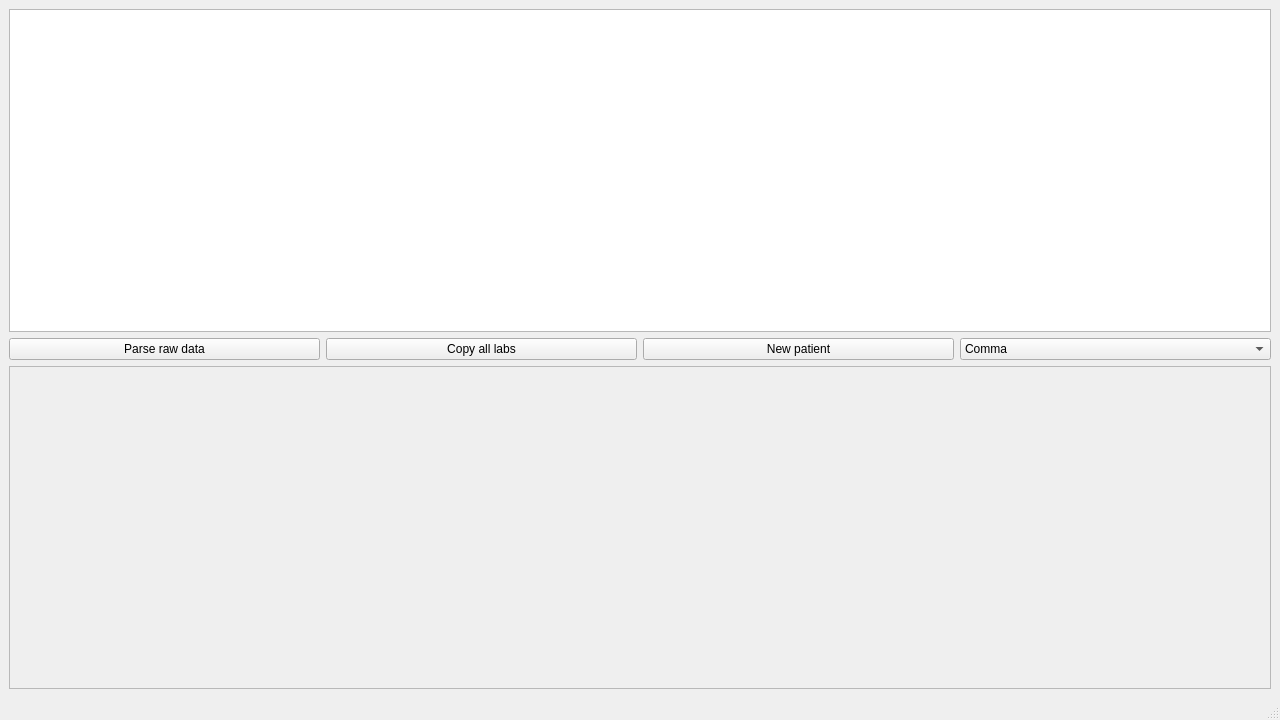
Before: the Qt Designer form profileview.ui in bogie/medicoLabTool, drawn with Qt 5.
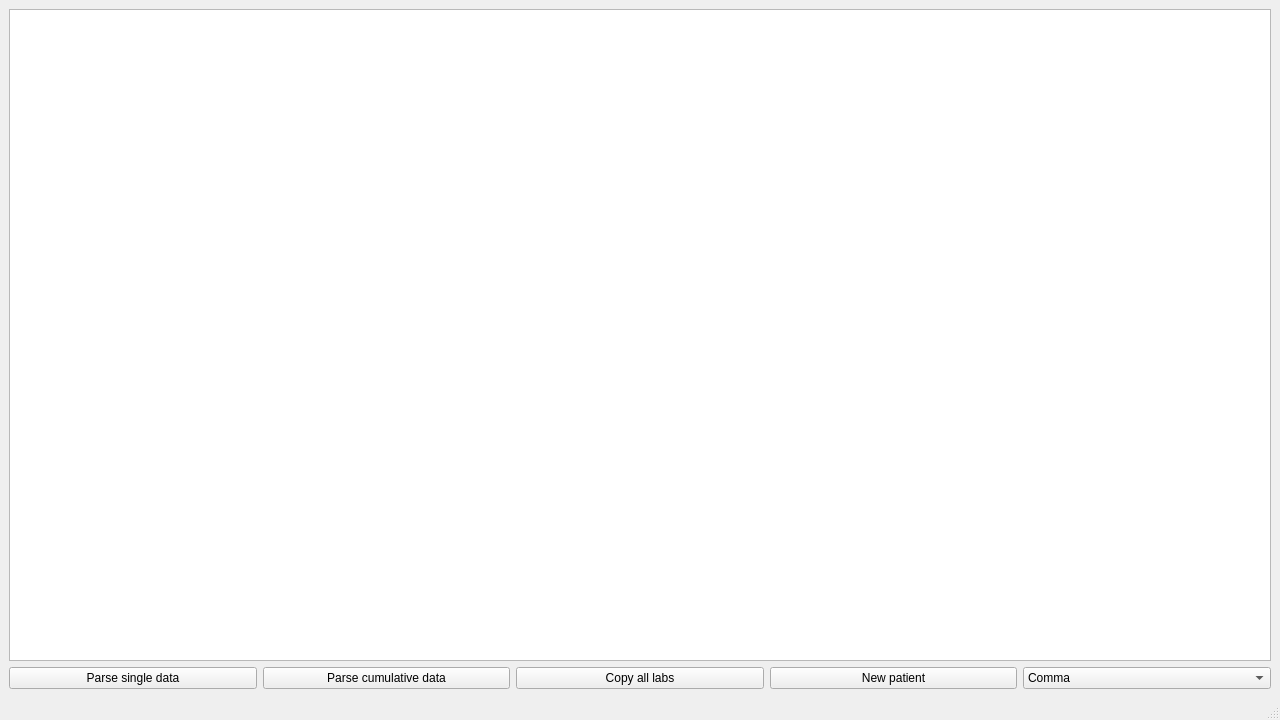
After: the same form once the commit is applied.

Commit message: Fixed profile loading in settings menu, added loading of cumulative raw data in profileview

Diff of the .ui file:
```diff
--- a/profileview.ui
+++ b/profileview.ui
@@ -34,7 +34,14 @@
       <item>
        <widget class="QPushButton" name="loadRawLab">
         <property name="text">
-         <string>Parse raw data</string>
+         <string>Parse single data</string>
+        </property>
+       </widget>
+      </item>
+      <item>
+       <widget class="QPushButton" name="parseCumulativeButton">
+        <property name="text">
+         <string>Parse cumulative data</string>
         </property>
        </widget>
       </item>
@@ -72,21 +79,7 @@
      </layout>
     </item>
     <item>
-     <layout class="QVBoxLayout" name="bottomLayout">
-      <item>
-       <widget class="QTableWidget" name="labTable">
-        <property name="enabled">
-         <bool>false</bool>
-        </property>
-        <property name="contextMenuPolicy">
-         <enum>Qt::CustomContextMenu</enum>
-        </property>
-        <property name="editTriggers">
-         <set>QAbstractItemView::EditKeyPressed</set>
-        </property>
-       </widget>
-      </item>
-     </layout>
+     <layout class="QVBoxLayout" name="bottomLayout"/>
     </item>
    </layout>
   </widget>
```
The commit also changes 7 other files.
